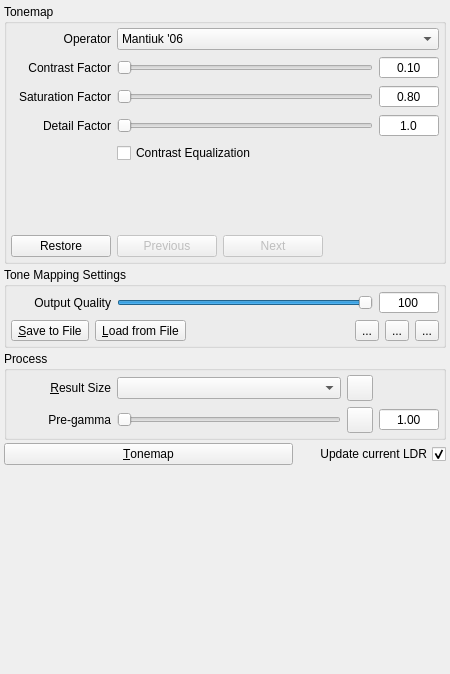
Old version of the form forms/TonemappingPanel.ui in the repository LuminanceHDR/LuminanceHDR.
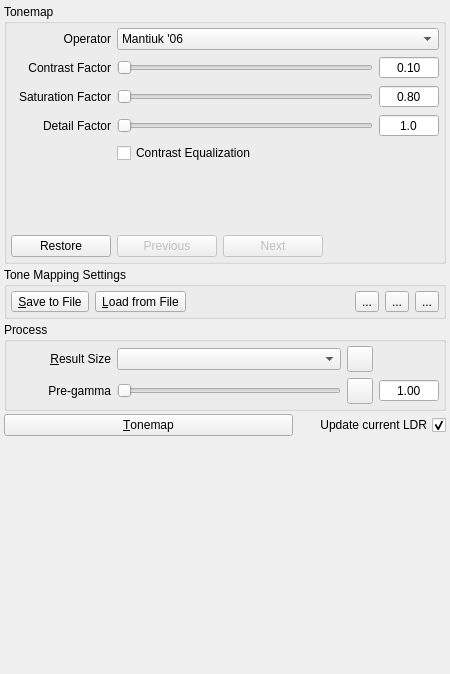
New version of the form. Icons and pictures are not drawn.

Commit message: [TonemappingPanel] Output quality is removed from the panel and it will be implemented as a parameter in the PreferencesDialog

Diff of the .ui file:
```diff
--- a/forms/TonemappingPanel.ui
+++ b/forms/TonemappingPanel.ui
@@ -3022,88 +3022,6 @@
          <number>4</number>
         </property>
         <item row="0" column="0">
-         <layout class="QGridLayout" name="gridLayout_16">
-          <item row="0" column="1">
-           <widget class="QSlider" name="qualityHS">
-            <property name="toolTip">
-             <string>Saved Quality for JPG or PNG</string>
-            </property>
-            <property name="maximum">
-             <number>100</number>
-            </property>
-            <property name="value">
-             <number>100</number>
-            </property>
-            <property name="orientation">
-             <enum>Qt::Horizontal</enum>
-            </property>
-           </widget>
-          </item>
-          <item row="0" column="2">
-           <widget class="QSpinBox" name="qualitySB">
-            <property name="minimumSize">
-             <size>
-              <width>60</width>
-              <height>0</height>
-             </size>
-            </property>
-            <property name="maximumSize">
-             <size>
-              <width>60</width>
-              <height>16777215</height>
-             </size>
-            </property>
-            <property name="toolTip">
-             <string>Saved Quality for JPG or PNG</string>
-            </property>
-            <property name="alignment">
-             <set>Qt::AlignCenter</set>
-            </property>
-            <property name="buttonSymbols">
-             <enum>QAbstractSpinBox::NoButtons</enum>
-            </property>
-            <property name="maximum">
-             <number>100</number>
-            </property>
-            <property name="value">
-             <number>100</number>
-            </property>
-           </widget>
-          </item>
-          <item row="0" column="0">
-           <widget class="QLabel" name="label_7">
-            <property name="sizePolicy">
-             <sizepolicy hsizetype="Fixed" vsizetype="Preferred">
-              <horstretch>0</horstretch>
-              <verstretch>0</verstretch>
-             </sizepolicy>
-            </property>
-            <property name="minimumSize">
-             <size>
-              <width>100</width>
-              <height>0</height>
-             </size>
-            </property>
-            <property name="maximumSize">
-             <size>
-              <width>100</width>
-              <height>16777215</height>
-             </size>
-            </property>
-            <property name="text">
-             <string>Output Quality</string>
-            </property>
-            <property name="alignment">
-             <set>Qt::AlignRight|Qt::AlignTrailing|Qt::AlignVCenter</set>
-            </property>
-            <property name="wordWrap">
-             <bool>true</bool>
-            </property>
-           </widget>
-          </item>
-         </layout>
-        </item>
-        <item row="1" column="0">
          <layout class="QGridLayout" name="gridLayout_24">
           <item row="0" column="0">
            <widget class="QToolButton" name="savesettingsbutton">
```
Left out of the diff: 32 changed lines with no effect on the pictures. The commit also changes 1 other file.
